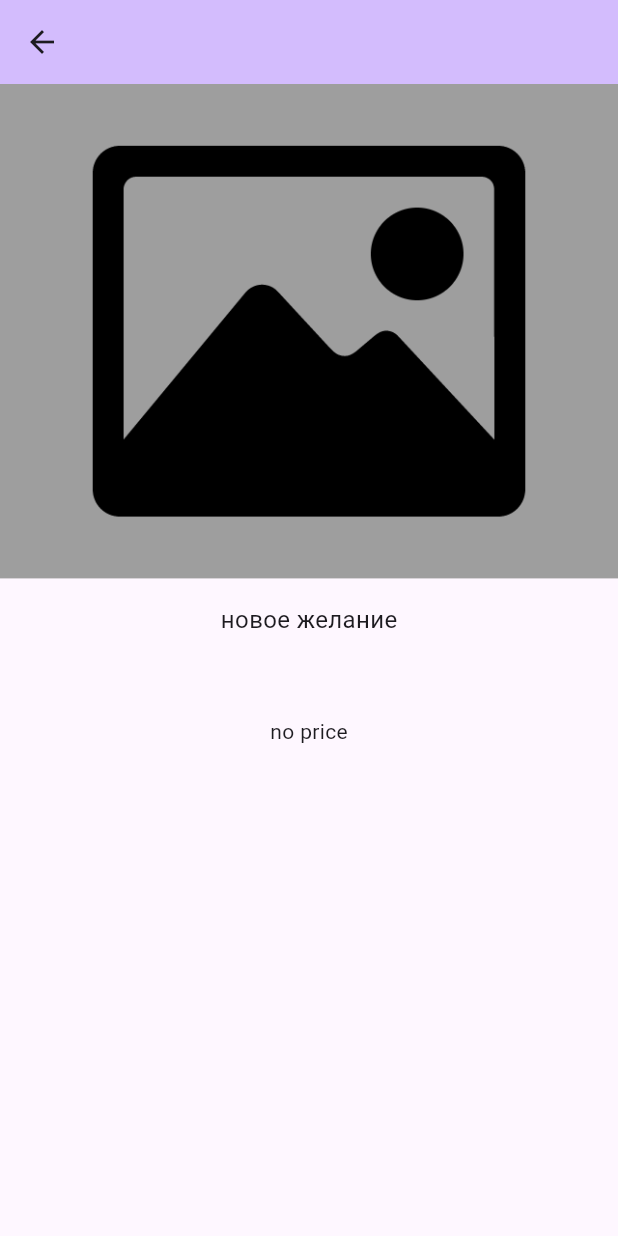
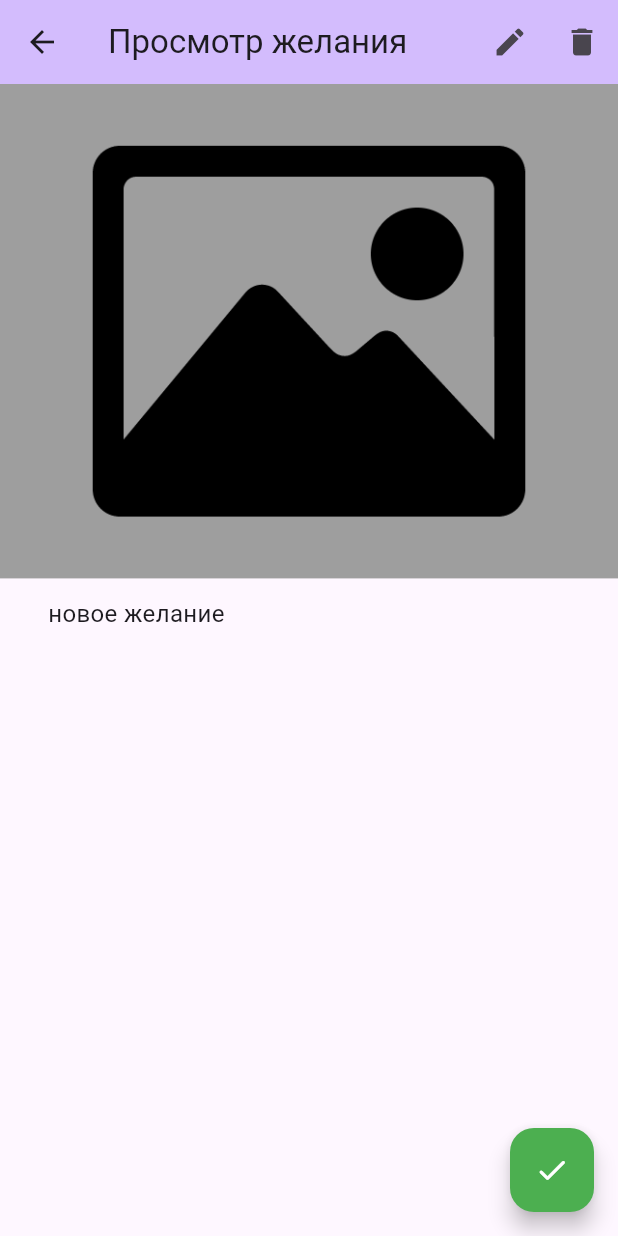
Before and after one commit to ElenaVostr/wishlist, a Flutter app: the screen it shows after launch, after a tap on the "add" icon, after a tap on "новое желание", on a phone screen of 412 x 824 dp. Run offline on Flutter 3.47's test engine with Material 3 defaults, Android fonts, the phone set to English and light mode, and no system bars; our stand-ins replace cloud_firestore, equatable, firebase_core, flutter_bloc, get_it; accounts and stored records are empty.

Commit message:
ui страницы WishPage в режиме просмотра желания

```diff
--- a/lib/common/utils/json_ext.dart
+++ b/lib/common/utils/json_ext.dart
@@ -55,12 +55,6 @@ abstract final class JsonExt {
     } else if (value is num) {
       final first = value.toDouble();
       return (first, null);
-      // } else if (value is (String, String?)) {
-      //   final first = double.tryParse(value.$1);
-      //   final second = value.$2 == null ? null : double.tryParse(value.$2!);
-      //   return first == null ? null : (first, second);
-      // } else if (value is (num, num?)) {
-      //   return (value.$1.toDouble(), value.$2?.toDouble());
     } else if (value is Iterable) {
       if (value.isEmpty) {
         return null;
--- a/lib/main.dart
+++ b/lib/main.dart
@@ -1,6 +1,5 @@
 import 'package:flutter/material.dart';
 import 'package:wishlist/di/di.dart';
-import 'package:wishlist/domain/models/wish.dart';
 import 'package:wishlist/ui/main_page_wish_list/main_page_wish_list.dart';
 
 Future<void> main() async {
@@ -25,79 +24,3 @@ class MyApp extends StatelessWidget {
     );
   }
 }
-
-
-class WishPage extends StatefulWidget {
-  const WishPage({super.key, required this.wish});
-
-  final Wish wish;
-
-  @override
-  State<WishPage> createState() => _WishPageState();
-}
-
-class _WishPageState extends State<WishPage> {
-  @override
-  void initState() {
-    super.initState();
-  }
-
-  @override
-  Widget build(BuildContext context) {
-    return Scaffold(
-      appBar: AppBar(
-        backgroundColor: Theme.of(context).colorScheme.inversePrimary,
-        //title: Text(widget.title),
-      ),
-      body: SingleChildScrollView(
-        child: Column(
-          children: <Widget>[
-            Container(
-              color: Colors.grey,
-              height: MediaQuery.of(context).size.width * 0.8,
-              child: AspectRatio(
-                aspectRatio: 16 / 9,
-                child: widget.wish.images.isNotEmpty
-                    ? Image.network(widget.wish.images.first)
-                    : Image.asset('assets/images/image_icon.png'),
-              ),
-            ),
-            // Container(
-            //   height: 250,
-            //   decoration: BoxDecoration(
-            //       color: Colors.grey,
-            //       image: DecorationImage(
-            //         fit: BoxFit.contain,
-            //         image: (widget.wish.images.isNotEmpty
-            //                 ? NetworkImage(widget.wish.images.first)
-            //                 : const AssetImage('assets/images/image_icon.png'))
-            //             as ImageProvider,
-            //       )),
-            // ),
-            const SizedBox(height: 16),
-            Text(widget.wish.name, style: const TextStyle(fontSize: 16)),
-            const SizedBox(height: 16),
-            Text(widget.wish.description),
-            const SizedBox(height: 16),
-            widget.wish.price != null
-                ? Row(
-                    children: [
-                      Text('${widget.wish.price!.$1}'),
-                      const SizedBox(width: 32),
-                      widget.wish.price!.$2 != null
-                          ? Text('${widget.wish.price!.$2}')
-                          : const SizedBox(),
-                    ],
-                  )
-                : const Text('no price')
-          ],
-        ),
-      ),
-      // floatingActionButton: FloatingActionButton(
-      //   onPressed: _createWish,
-      //   tooltip: 'Increment',
-      //   child: const Icon(Icons.add),
-      // ), //// This trailing comma makes auto-formatting nicer for build methods.
-    );
-  }
-}
--- /dev/null
+++ b/lib/ui/common/widget_with_title.dart
@@ -0,0 +1,24 @@
+import 'package:flutter/material.dart';
+
+class WidgetWithTitle extends StatelessWidget{
+
+  final String? _title;
+  final Widget _child;
+
+  const WidgetWithTitle({super.key, required Widget child, String? title}) : _child = child, _title = title;
+
+  @override
+  Widget build(BuildContext context) {
+    return Padding(
+      padding: const EdgeInsets.symmetric(horizontal: 32, vertical: 12),
+      child: Column(
+        crossAxisAlignment: CrossAxisAlignment.start,
+        children: [
+          _title != null ? Text(_title, style: const TextStyle(fontSize: 12, color: Colors.grey)) : const SizedBox(),
+          _child
+        ],
+      ),
+    );
+  }
+
+}
--- a/lib/ui/main_page_wish_list/main_page_wish_list.dart
+++ b/lib/ui/main_page_wish_list/main_page_wish_list.dart
@@ -3,7 +3,7 @@ import 'package:flutter_bloc/flutter_bloc.dart';
 import 'package:wishlist/di/di.dart';
 import 'package:wishlist/domain/usecases/create_wish_usecase.dart';
 import 'package:wishlist/domain/usecases/get_wish_list_stream_usecase.dart';
-import 'package:wishlist/main.dart';
+import 'package:wishlist/ui/wish_page/wish_page.dart';
 
 import 'bloc/main_page_wish_list_bloc.dart';
 
--- /dev/null
+++ b/lib/ui/wish_page/wish_page.dart
@@ -0,0 +1,152 @@
+import 'package:flutter/material.dart';
+import 'package:flutter/services.dart';
+import 'package:wishlist/domain/models/wish.dart';
+import 'package:wishlist/ui/common/text_link.dart';
+import 'package:wishlist/ui/common/widget_with_title.dart';
+
+class WishPage extends StatefulWidget {
+  const WishPage({super.key, required this.wish});
+
+  final Wish wish;
+
+  @override
+  State<WishPage> createState() => _WishPageState();
+}
+
+Widget _drawImagesPageView(List<String> images) {
+  return (images.length > 1
+      ? PageView(
+          children: [for (String image in images) Image.network(image)],
+        )
+      : Image.network(images.first));
+}
+
+class _WishPageState extends State<WishPage> {
+  @override
+  void initState() {
+    super.initState();
+  }
+
+  @override
+  Widget build(BuildContext context) {
+    return Scaffold(
+      appBar: AppBar(
+        backgroundColor: Theme.of(context).colorScheme.inversePrimary,
+        title: const Text("Просмотр желания"),
+        actions: [
+          IconButton(
+            icon: const Icon(Icons.edit),
+            onPressed: () => null,
+          ),
+          IconButton(
+            icon: const Icon(Icons.delete),
+            onPressed: () => null,
+          ),
+        ],
+      ),
+      body: SingleChildScrollView(
+        child: Column(
+          crossAxisAlignment: CrossAxisAlignment.start,
+          children: <Widget>[
+            Container(
+              color: Colors.grey,
+              height: MediaQuery.of(context).size.width * 0.8,
+              child: AspectRatio(
+                aspectRatio: 16 / 9,
+                child: widget.wish.images.isNotEmpty
+                    ? _drawImagesPageView(widget.wish.images)
+                    : Image.asset('assets/images/image_icon.png'),
+              ),
+            ),
+            WidgetWithTitle(
+                child: Text(widget.wish.name,
+                    style: const TextStyle(fontSize: 16))),
+            widget.wish.description.isNotEmpty
+                ? WidgetWithTitle(
+                    title: 'Описание',
+                    child: Text(widget.wish.description,
+                        style: const TextStyle(fontSize: 16)),
+                  )
+                : const SizedBox(),
+            widget.wish.urls.isNotEmpty
+                ? WidgetWithTitle(
+                    title: 'Ссылки',
+                    child: Column(
+                      crossAxisAlignment: CrossAxisAlignment.start,
+                      children: [
+                        for (final item in widget.wish.urls)
+                          Column(
+                            crossAxisAlignment: CrossAxisAlignment.start,
+                            children: [
+                              Row(
+                                crossAxisAlignment: CrossAxisAlignment.start,
+                                children: [
+                                  Expanded(
+                                      child: TextLink(text: item, url: item)),
+                                  GestureDetector(
+                                      onTap: () async {
+                                        await Clipboard.setData(
+                                                ClipboardData(text: item))
+                                            .then((_) {
+                                          ScaffoldMessenger.of(context)
+                                              .showSnackBar(const SnackBar(
+                                                  content: Text(
+                                                      "Ссылка скопирована")));
+                                        });
+                                      },
+                                      child: const Icon(
+                                        Icons.copy,
+                                        color: Colors.black54,
+                                        size: 20,
+                                      ))
+                                ],
+                              ),
+                              const Divider(
+                                  height: 12,
+                                  thickness: 1,
+                                  color: Colors.black12),
+                            ],
+                          )
+                      ],
+                    ),
+                  )
+                : const SizedBox(),
+            widget.wish.price != null
+                ? WidgetWithTitle(
+                    title: 'Цена',
+                    child: Row(
+                      children: [
+                        widget.wish.price!.$2 != null
+                            ? const Text(
+                                'от ',
+                                style: TextStyle(color: Colors.black54),
+                              )
+                            : const SizedBox(),
+                        Text('${widget.wish.price!.$1}'),
+                        const SizedBox(width: 32),
+                        widget.wish.price!.$2 != null
+                            ? const Text(
+                                'до ',
+                                style: TextStyle(color: Colors.black54),
+                              )
+                            : const SizedBox(),
+                        widget.wish.price!.$2 != null
+                            ? Text('${widget.wish.price!.$2}')
+                            : const SizedBox(),
+                      ],
+                    ))
+                : const SizedBox(),
+            const SizedBox(height: 24)
+          ],
+        ),
+      ),
+      floatingActionButton: FloatingActionButton(
+        onPressed: () => null,
+        tooltip: 'Желание исполнено',
+        backgroundColor: Colors.green,
+        foregroundColor: Colors.white,
+        child: const Icon(Icons.done_rounded),
+      ), //// This trailing comma makes auto-formatting nicer for build methods.
+    );
+  }
+}
--- a/pubspec.yaml
+++ b/pubspec.yaml
@@ -40,6 +40,7 @@ dependencies:
   get_it: ^7.6.6
   flutter_bloc: ^8.1.3
   equatable: ^2.0.5
+  url_launcher: ^6.2.3
 
 dev_dependencies:
   flutter_test:
@@ -65,8 +66,6 @@ flutter:
   assets:
     - assets/
     - assets/images/
-    - assets/fonts/
-    - assets/icons/
 
   # An image asset can refer to one or more resolution-specific "variants", see
   # https://flutter.dev/assets-and-images/#resolution-aware
```
Also changed, not shown: lib/common/utils/list_extensions.dart (+0 -17 lines), lib/ui/common/text_link.dart (added, +34 -0 lines), pubspec.lock.
